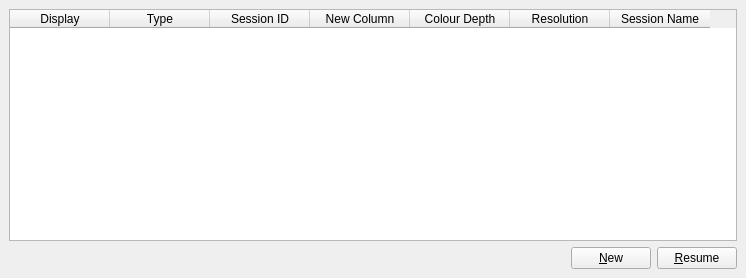
This is nxclientlib/qtnx/sessionsdialog.ui in BackupTheBerlios/freenx-svn as Qt 5 draws it before an edit. The edited form follows.
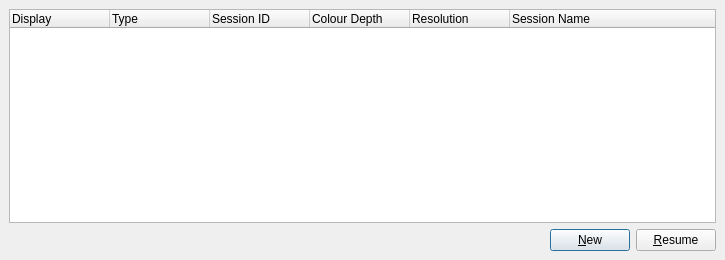
This is the edited form.

Commit message: And session resume works!

Diff of the .ui file:
```diff
--- a/nxclientlib/qtnx/sessionsdialog.ui
+++ b/nxclientlib/qtnx/sessionsdialog.ui
@@ -3,13 +3,13 @@
  <comment></comment>
  <exportmacro></exportmacro>
  <class>SessionsDialog</class>
- <widget class="QWidget" name="SessionsDialog" >
+ <widget class="QDialog" name="SessionsDialog" >
   <property name="geometry" >
    <rect>
     <x>0</x>
     <y>0</y>
-    <width>746</width>
-    <height>278</height>
+    <width>725</width>
+    <height>260</height>
    </rect>
   </property>
   <property name="windowTitle" >
@@ -23,10 +23,7 @@
     <number>6</number>
    </property>
    <item>
-    <widget class="QTableWidget" name="sessionsList" >
-     <property name="sortingEnabled" >
-      <bool>false</bool>
-     </property>
+    <widget class="QTreeWidget" name="sessionsList" >
      <column>
       <property name="text" >
        <string>Display</string>
@@ -42,11 +39,6 @@
        <string>Session ID</string>
       </property>
      </column>
-     <column>
-      <property name="text" >
-       <string>New Column</string>
-      </property>
-     </column>
      <column>
       <property name="text" >
        <string>Colour Depth</string>
```
Left out of the diff: 2 changed lines with no effect on the pictures. The commit also changes 7 other files.
